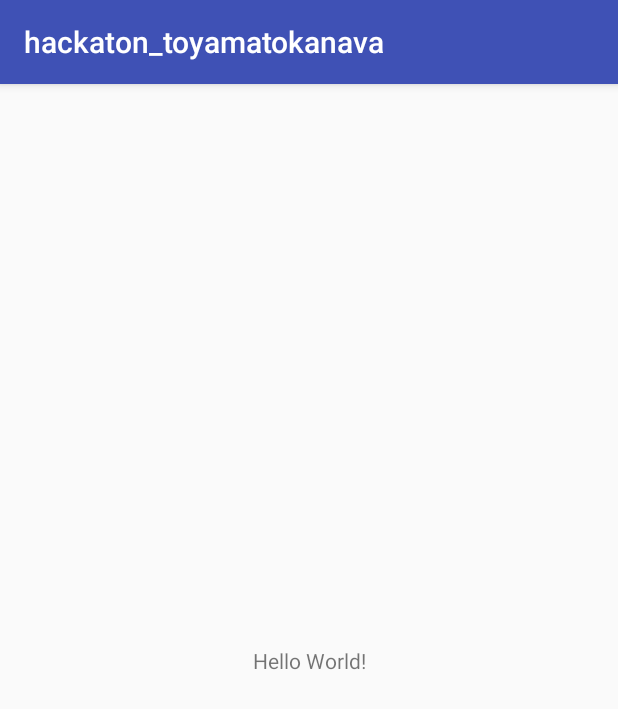
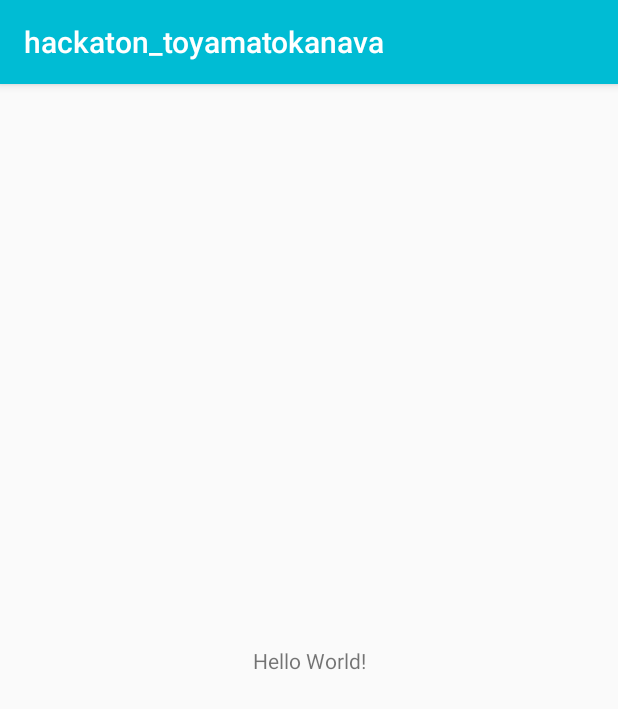
Before and after one commit to labrador116/hackaton_toyamatokanava, an Android app: the screen it shows after launch (MainApplicationActivity), on a phone screen of 412 x 824 dp. Shown: the top 709 px of the screen. Run offline under Robolectric (Android 15) with nearby library versions, the phone set to English and light mode, and no system bars.

Commit message:
created style

```diff
--- a/app/src/main/AndroidManifest.xml
+++ b/app/src/main/AndroidManifest.xml
@@ -9,7 +9,7 @@
         android:roundIcon="@mipmap/ic_launcher_round"
         android:supportsRtl="true"
         android:theme="@style/AppTheme">
-        <activity android:name=".MainApplicationActivity">
+        <activity android:name=".Activities.MainApplicationActivity">
             <intent-filter>
                 <action android:name="android.intent.action.MAIN"/>
 
--- a/app/src/main/java/com/example/magaz/hackaton_toyamatokanava/MainApplicationActivity.java
+++ b/app/src/main/java/com/example/magaz/hackaton_toyamatokanava/Activities/MainApplicationActivity.java
@@ -1,7 +1,9 @@
-package com.example.magaz.hackaton_toyamatokanava;
+package com.example.magaz.hackaton_toyamatokanava.Activities;
 
 import android.support.v7.app.AppCompatActivity;
 import android.os.Bundle;
+
+import com.example.magaz.hackaton_toyamatokanava.R;
 
 public class MainApplicationActivity extends AppCompatActivity {
 
--- a/app/src/main/res/layout/activity_main_application.xml
+++ b/app/src/main/res/layout/activity_main_application.xml
@@ -5,7 +5,7 @@
     xmlns:tools="http://schemas.android.com/tools"
     android:layout_width="match_parent"
     android:layout_height="match_parent"
-    tools:context="com.example.magaz.hackaton_toyamatokanava.MainApplicationActivity">
+    tools:context="com.example.magaz.hackaton_toyamatokanava.Activities.MainApplicationActivity">
 
     <TextView
         android:layout_width="wrap_content"
--- a/app/src/main/res/values/colors.xml
+++ b/app/src/main/res/values/colors.xml
@@ -1,6 +1,11 @@
 <?xml version="1.0" encoding="utf-8"?>
 <resources>
-    <color name="colorPrimary">#3F51B5</color>
-    <color name="colorPrimaryDark">#303F9F</color>
-    <color name="colorAccent">#FF4081</color>
+    <color name="colorPrimary">#00BCD4</color>
+    <color name="colorPrimaryDark">#0097A7</color>
+    <color name="primamry_light">#B2EBF2</color>
+    <color name="colorAccent">#FFC107</color>
+    <color name="primary_text">#212121</color>
+    <color name="secondary_text">#757575</color>
+    <color name="icons">#FFFFFF</color>
+    <color name="divider">#BDBDBD</color>
 </resources>
--- a/app/src/main/res/values/styles.xml
+++ b/app/src/main/res/values/styles.xml
@@ -6,6 +6,8 @@
         <item name="colorPrimary">@color/colorPrimary</item>
         <item name="colorPrimaryDark">@color/colorPrimaryDark</item>
         <item name="colorAccent">@color/colorAccent</item>
+        <item name="textColorPrimary">@color/primary_text</item>
+        <item name="textColorSecondary">@color/secondary_text</item>
     </style>
 
 </resources>
```
Also changed, not shown: app/src/main/java/com/example/magaz/hackaton_toyamatokanava/fragments/MainFragment.java (added, +9 -0 lines).
